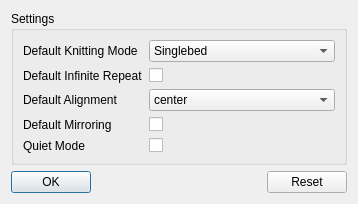
Before: the Qt Designer form src/main/python/ayab/ayab_prefs_gui.ui in AllYarnsAreBeautiful/ayab-desktop, drawn with Qt 5.
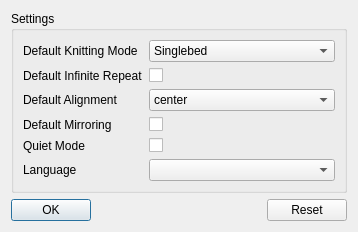
After: the same form once the commit is applied.

Commit message: Added Ukrainian, Italian, and French translations. Amalgamated translations into a single master data file. Added Perl script to generate  files from master translation file. Added language preference setting. Debugged translation routines.

Diff of the .ui file:
```diff
--- a/src/main/python/ayab/ayab_prefs_gui.ui
+++ b/src/main/python/ayab/ayab_prefs_gui.ui
@@ -110,6 +110,17 @@
       <item row="4" column="1">
        <widget class="QCheckBox" name="quiet_mode_checkbox"/>
       </item>
+      <item row="5" column="0">
+       <widget class="QLabel" name="language_label">
+        <property name="text">
+         <string>Language</string>
+        </property>
+       </widget>
+      </item>
+      <item row="5" column="1">
+       <widget class="QComboBox" name="language_box">
+       </widget>
+      </item>
      </layout>
     </widget>
    </item>
```
Left out of the diff: 6 changed lines with no effect on the pictures. The commit also changes 63 other files.
